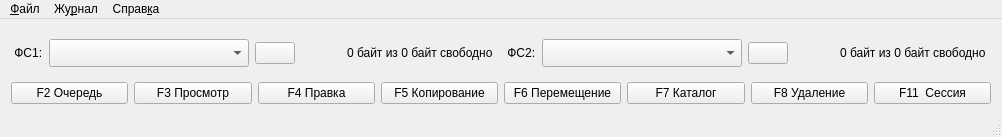
cc3k/DataTransfer, file mainwindow.ui: the form before one commit.
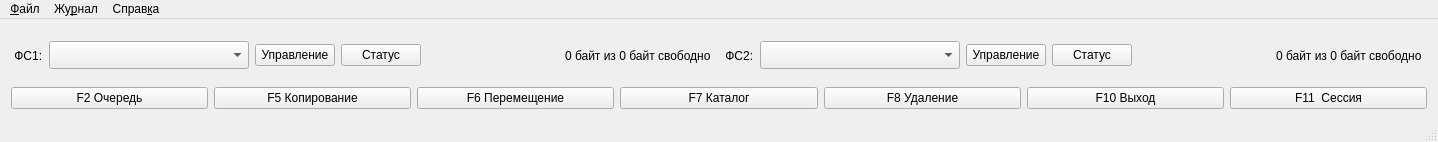
The form after the commit.

Diff of the .ui file:
```diff
--- a/mainwindow.ui
+++ b/mainwindow.ui
@@ -6,8 +6,8 @@
    <rect>
     <x>0</x>
     <y>0</y>
-    <width>1002</width>
-    <height>137</height>
+    <width>1438</width>
+    <height>142</height>
    </rect>
   </property>
   <property name="windowTitle">
@@ -73,18 +73,25 @@
          <widget class="QPushButton" name="buttonRefreshLeft">
           <property name="minimumSize">
            <size>
-            <width>40</width>
+            <width>0</width>
             <height>0</height>
            </size>
           </property>
           <property name="maximumSize">
            <size>
-            <width>40</width>
+            <width>16777215</width>
             <height>16777215</height>
            </size>
           </property>
           <property name="text">
-           <string/>
+           <string>Управление</string>
+          </property>
+         </widget>
+        </item>
+        <item>
+         <widget class="QPushButton" name="pushButton">
+          <property name="text">
+           <string>Статус</string>
           </property>
          </widget>
         </item>
@@ -166,18 +173,25 @@
          <widget class="QPushButton" name="buttonRefreshRight">
           <property name="minimumSize">
            <size>
-            <width>40</width>
+            <width>0</width>
             <height>0</height>
            </size>
           </property>
           <property name="maximumSize">
            <size>
-            <width>40</width>
+            <width>16777215</width>
             <height>16777215</height>
            </size>
           </property>
           <property name="text">
-           <string/>
+           <string>Управление</string>
+          </property>
+         </widget>
+        </item>
+        <item>
+         <widget class="QPushButton" name="pushButton_2">
+          <property name="text">
+           <string>Статус</string>
           </property>
          </widget>
         </item>
@@ -215,7 +229,7 @@
      </layout>
     </item>
     <item>
-     <layout class="QHBoxLayout" name="horizontalLayoutButton" stretch="0,0,0,0,0,0,0,0">
+     <layout class="QHBoxLayout" name="horizontalLayoutButton" stretch="0,0,0,0,0,0,0">
       <property name="sizeConstraint">
        <enum>QLayout::SetMinimumSize</enum>
       </property>
@@ -226,20 +240,6 @@
         </property>
        </widget>
       </item>
-      <item>
-       <widget class="QPushButton" name="pushButton_7">
-        <property name="text">
-         <string>F3 Просмотр</string>
-        </property>
-       </widget>
-      </item>
-      <item>
-       <widget class="QPushButton" name="buttonEdit">
-        <property name="text">
-         <string>F4 Правка</string>
-        </property>
-       </widget>
-      </item>
       <item>
        <widget class="QPushButton" name="buttonCopy">
         <property name="text">
@@ -268,6 +268,13 @@
         </property>
        </widget>
       </item>
+      <item>
+       <widget class="QPushButton" name="buttonQuit">
+        <property name="text">
+         <string>F10 Выход</string>
+        </property>
+       </widget>
+      </item>
       <item>
        <widget class="QPushButton" name="buttonSession">
         <property name="text">
@@ -284,7 +291,7 @@
     <rect>
      <x>0</x>
      <y>0</y>
-     <width>1002</width>
+     <width>1438</width>
      <height>28</height>
     </rect>
    </property>
```
Left out of the diff: 10 changed lines with no effect on the pictures.
